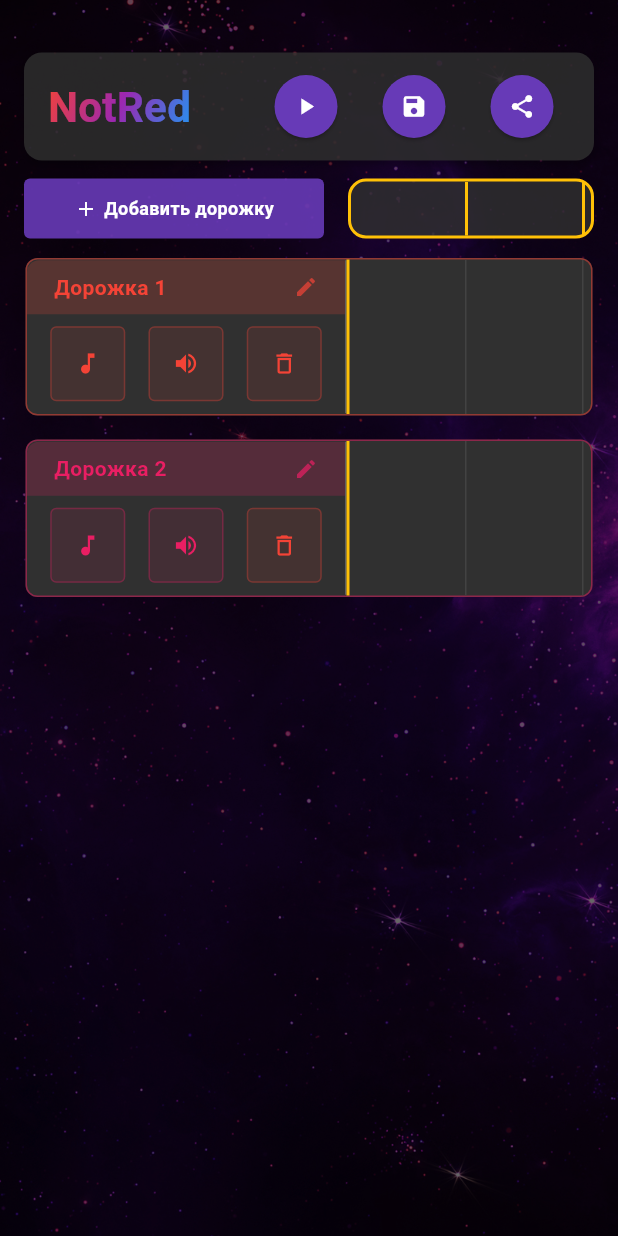
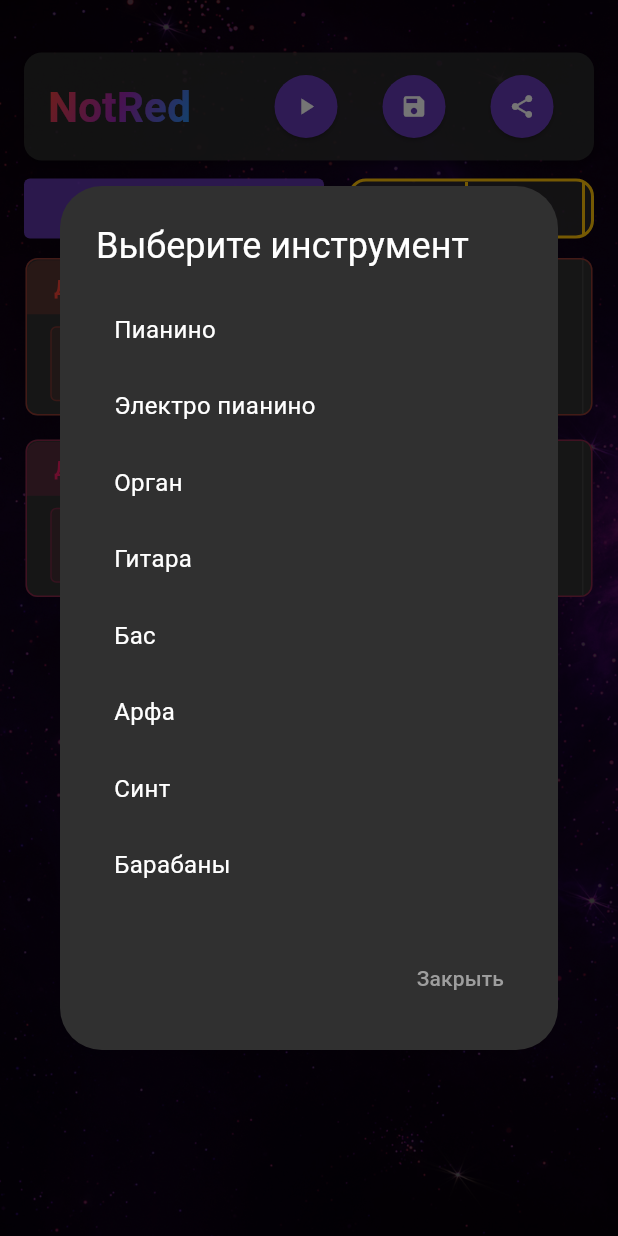
Before and after one commit to Pendulf/NotRedSound, a Flutter app: the screen it shows after launch, after a tap on "Создать дорожку", after a tap on "Добавить дорожку", on a phone screen of 412 x 824 dp. Run offline on Flutter 3.47's test engine with Material 3 defaults, Android fonts, the phone set to English and light mode, and no system bars; our stand-ins replace permission_handler, share_plus; missing offline and left inert: flutter_midi_engine, midi_util.

Commit message:
preselect instrument

```diff
--- /dev/null
+++ b/lib/core/dialogs/instrument_picker_dialog.dart
@@ -0,0 +1,86 @@
+import 'package:flutter/material.dart';
+import '../../data/models/track_model.dart';
+
+Future<void> showInstrumentPickerDialog(
+  BuildContext context,
+  Track track,
+  Function(String) onInstrumentSelected,
+) async {
+  final List<String> instruments = [
+    'Пианино',
+    'Электро пианино',
+    'Орган',
+    'Гитара',
+    'Бас',
+    'Арфа',
+    'Синт',
+    'Барабаны',
+  ];
+
+  return showDialog(
+    context: context,
+    builder: (context) => AlertDialog(
+      backgroundColor: Colors.grey[850],
+      title: const Text(
+        'Выберите инструмент',
+        style: TextStyle(color: Colors.white),
+      ),
+      content: SizedBox(
+        width: double.maxFinite,
+        child: StatefulBuilder(
+          builder: (context, setState) {
+            return ListView.builder(
+              shrinkWrap: true,
+              itemCount: instruments.length,
+              itemBuilder: (context, index) {
+                final instrument = instruments[index];
+                final isSelected = instrument == track.instrument;
+
+                return Container(
+                  margin: const EdgeInsets.only(bottom: 4),
+                  child: Material(
+                    color: isSelected
+                        ? track.color.withValues(alpha: 0.3)
+                        : Colors.transparent,
+                    child: InkWell(
+                      onTap: () {
+                        onInstrumentSelected(instrument);
+                        Navigator.pop(context);
+                      },
+                      child: Padding(
+                        padding: const EdgeInsets.all(12.0),
+                        child: Row(
+                          children: [
+                            if (isSelected)
+                              Icon(Icons.check, color: track.color, size: 20),
+                            if (isSelected) const SizedBox(width: 8),
+                            Text(
+                              instrument,
+                              style: TextStyle(
+                                color: isSelected ? track.color : Colors.white,
+                                fontSize: 16,
+                                fontWeight: isSelected
+                                    ? FontWeight.bold
+                                    : FontWeight.normal,
+                              ),
+                            ),
+                          ],
+                        ),
+                      ),
+                    ),
+                  ),
+                );
+              },
+            );
+          },
+        ),
+      ),
+      actions: [
+        TextButton(
+          onPressed: () => Navigator.pop(context),
+          child: const Text('Закрыть', style: TextStyle(color: Colors.grey)),
+        ),
+      ],
+    ),
+  );
+}
--- a/lib/presentation/home/home_screen.dart
+++ b/lib/presentation/home/home_screen.dart
@@ -5,6 +5,7 @@ import '../piano_roll/piano_roll_screen.dart';
 import '../../core/constants/app_constants.dart';
 import 'home_controller.dart';
 import 'widgets/track_row_widget.dart';
+import '../../core/dialogs/instrument_picker_dialog.dart';
 
 class HomeScreen extends StatefulWidget {
   const HomeScreen({super.key});
@@ -252,6 +253,17 @@ class _HomeScreenState extends State<HomeScreen> {
     );
   }
 
+  void _showInstrumentPickerForTrack(Track track) {
+    showInstrumentPickerDialog(
+      context,
+      track,
+      (instrument) {
+        _controller.updateTrackInstrument(track.id, instrument);
+        setState(() {});
+      },
+    );
+  }
+
   void _showSnackBar(String message, Color color) {
     ScaffoldMessenger.of(context).showSnackBar(
       SnackBar(
@@ -476,6 +488,10 @@ class _HomeScreenState extends State<HomeScreen> {
                             onTap: () {
                               _controller.addTrack();
                               setState(() {});
+                              WidgetsBinding.instance.addPostFrameCallback((_) {
+                                final lastTrack = _controller.tracks.last;
+                                _showInstrumentPickerForTrack(lastTrack);
+                              });
                             },
                             borderRadius: BorderRadius.circular(4),
                             child: Row(
@@ -680,6 +696,10 @@ class _HomeScreenState extends State<HomeScreen> {
             onPressed: () {
               _controller.addTrack();
               setState(() {});
+              WidgetsBinding.instance.addPostFrameCallback((_) {
+                final lastTrack = _controller.tracks.last;
+                _showInstrumentPickerForTrack(lastTrack);
+              });
             },
             icon: const Icon(Icons.add, size: 24),
             label: const Text(
```
Also changed, not shown: lib/presentation/home/widgets/track_row_widget.dart (+8 -85 lines).
